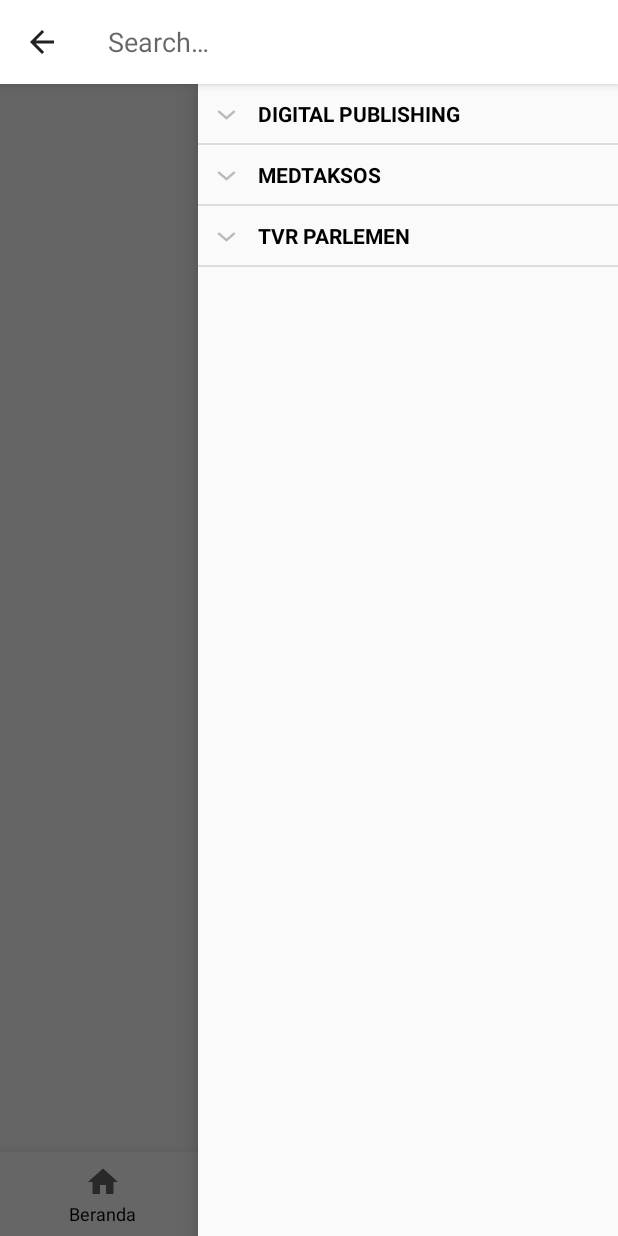
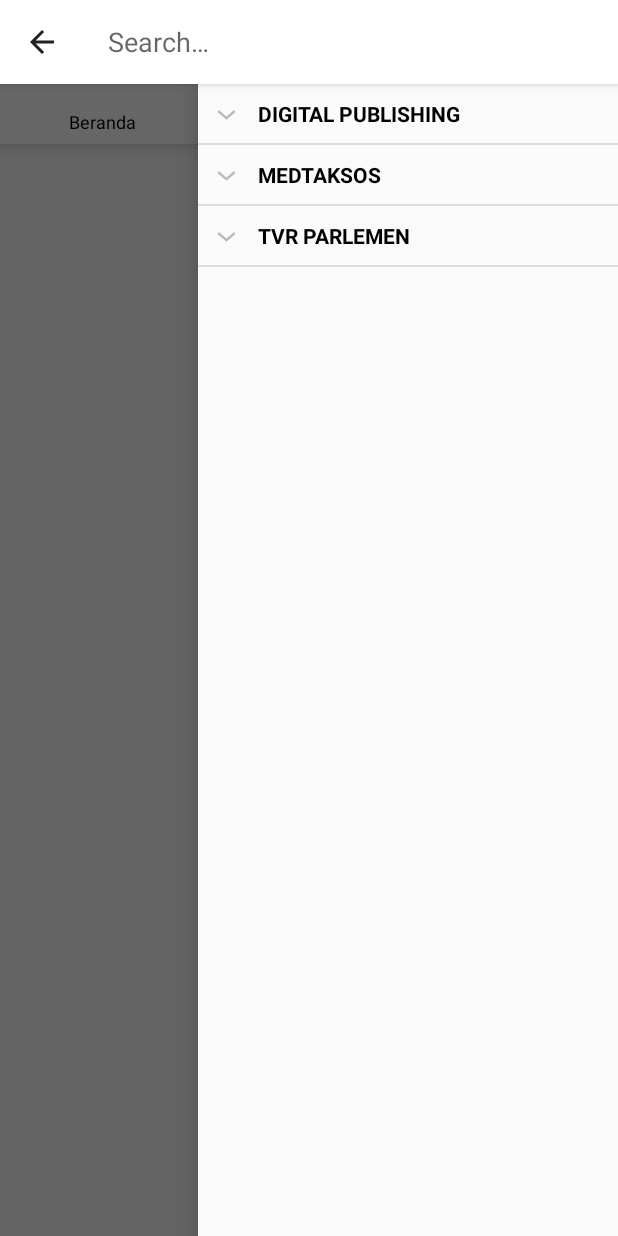
Before and after one commit to antonwiji/aplication-android-webview, an Android app built with Jetpack Compose: the screen it shows after launch (MainActivity), after a tap on "Search", on a phone screen of 412 x 824 dp. Run offline under Robolectric (Android 15) with nearby library versions, the phone set to English and light mode, and no system bars.

Commit message:
check point bugfix

```diff
--- a/app/src/main/res/layout/main_activity.xml
+++ b/app/src/main/res/layout/main_activity.xml
@@ -19,14 +19,35 @@
 
     <RelativeLayout
         android:layout_width="match_parent"
+        android:layout_height="wrap_content"
+        android:gravity="top|bottom"
+        android:id="@+id/topMenu"
+        >
+
+        <com.google.android.material.bottomnavigation.BottomNavigationView
+            android:id="@+id/bottomNavigationView"
+            android:layout_width="match_parent"
+            android:layout_height="40dp"
+            android:layout_alignParentBottom="true"
+            app:menu="@menu/bottom_nav_menu"
+            app:itemTextColor="@color/black"
+            android:background="@color/white"
+            android:layoutDirection="ltr"
+            />
+    </RelativeLayout>
+
+    <RelativeLayout
+        android:layout_width="match_parent"
         android:layout_height="match_parent"
         android:layout_alignParentBottom="true"
-        android:layout_marginBottom="56dp">
+        android:layout_marginTop="40dp"
+        >
 
         <WebView
             android:id="@+id/webView"
             android:layout_width="match_parent"
-            android:layout_height="match_parent">
+            android:layout_height="match_parent"
+            >
 
         </WebView>
     </RelativeLayout>
@@ -46,17 +67,6 @@
 
     </RelativeLayout>
 
-    <com.google.android.material.bottomnavigation.BottomNavigationView
-        android:id="@+id/bottomNavigationView"
-        android:layout_width="match_parent"
-        android:layout_height="wrap_content"
-        android:layout_alignParentBottom="true"
-        app:menu="@menu/bottom_nav_menu"
-        app:itemTextColor="@color/black"
-        android:background="@color/white"
-        android:layoutDirection="ltr"
-        />
-
 </RelativeLayout>
 
     <com.google.android.material.navigation.NavigationView
--- a/app/src/main/res/menu/bottom_nav_menu.xml
+++ b/app/src/main/res/menu/bottom_nav_menu.xml
@@ -3,18 +3,18 @@
     <item
         android:id="@+id/navigation_home"
         android:title="Beranda"
-        android:icon="@drawable/baseline_home_24"
+
         />
 
     <item
         android:id="@+id/navigation_berita"
         android:title="Berita"
-        android:icon="@drawable/baseline_newspaper_24"
+
         />
     <item
         android:id="@+id/navigation_menu"
         android:title="Menu"
-        android:icon="@drawable/baseline_menu_24"
+
         />
 
 </menu>
```
Also changed, not shown: app/src/main/java/com/penerbitan/dpr/MainActivity.kt (+3 -4 lines).
